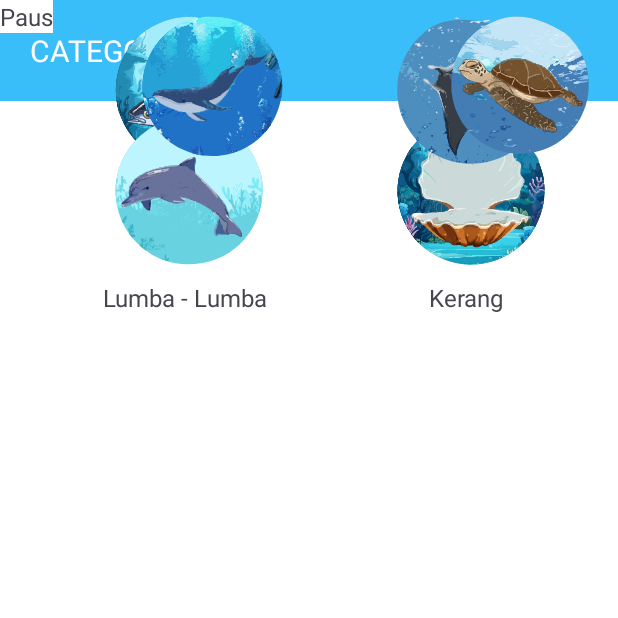
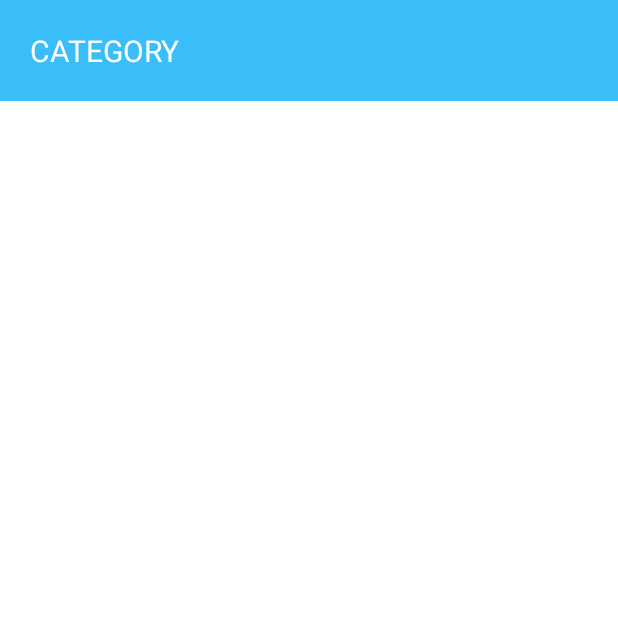
Before and after one commit to akmalghandi20/TA-PM1-MUNYUK, an Android app: the fragment CategoryFragment shown on its own in the app's theme, on a phone screen of 412 x 824 dp, the top half of it. Run offline under Robolectric (Android 15) with nearby library versions, the phone set to English and light mode, and no system bars.

Commit message:
dayanu: menambahkan 3 frame untuk tombol kategori

```diff
--- a/Program/app/src/main/res/layout/fragment_category.xml
+++ b/Program/app/src/main/res/layout/fragment_category.xml
@@ -10,13 +10,38 @@
         android:layout_width="match_parent"
         android:layout_height="match_parent">
 
-        <TextView
-            android:id="@+id/textView7"
-            android:layout_width="wrap_content"
-            android:layout_height="wrap_content"
-            android:text="Penyu"
-            tools:layout_editor_absoluteX="306dp"
-            tools:layout_editor_absoluteY="616dp" />
+        <FrameLayout
+            android:id="@+id/frame3"
+            android:layout_width="match_parent"
+            android:layout_height="170dp"
+            app:layout_constraintEnd_toEndOf="parent"
+            app:layout_constraintStart_toStartOf="parent"
+            app:layout_constraintTop_toBottomOf="@+id/frame2">
+
+        </FrameLayout>
+
+        <FrameLayout
+            android:id="@+id/frame2"
+            android:layout_width="match_parent"
+            android:layout_height="170dp"
+            app:layout_constraintEnd_toEndOf="parent"
+            app:layout_constraintStart_toStartOf="parent"
+            app:layout_constraintTop_toBottomOf="@+id/frame1">
+
+        </FrameLayout>
+
+        <FrameLayout
+            android:id="@+id/frame1"
+            android:layout_width="match_parent"
+            android:layout_height="170dp"
+            app:layout_constraintEnd_toEndOf="parent"
+            app:layout_constraintStart_toStartOf="parent"
+            app:layout_constraintTop_toBottomOf="@+id/textView">
+
+            <androidx.constraintlayout.widget.ConstraintLayout
+                android:layout_width="match_parent"
+                android:layout_height="match_parent"/>
+        </FrameLayout>
 
         <TextView
             android:id="@+id/textView"
@@ -28,109 +53,5 @@
             app:layout_constraintStart_toStartOf="parent"
             app:layout_constraintTop_toTopOf="parent" />
 
-        <ImageButton
-            android:id="@+id/imageButton4"
-            android:layout_width="wrap_content"
-            android:layout_height="wrap_content"
-            android:backgroundTint="#00FFFFFF"
-            android:src="@drawable/ikan"
-            android:tint="#00FFFFFF"
-            app:layout_constraintBottom_toBottomOf="@+id/imageButton9"
-            app:layout_constraintEnd_toStartOf="@+id/imageButton7"
-            app:layout_constraintStart_toStartOf="parent" />
-
-        <TextView
-            android:id="@+id/txtkerang"
-            android:layout_width="wrap_content"
-            android:layout_height="wrap_content"
-            android:layout_marginEnd="76dp"
-            android:text="Kerang"
-            app:layout_constraintEnd_toEndOf="parent"
-            app:layout_constraintTop_toBottomOf="@+id/imageButton7" />
-
-        <ImageButton
-            android:id="@+id/imageButton7"
-            android:layout_width="wrap_content"
-            android:layout_height="wrap_content"
-            android:layout_marginEnd="36dp"
-            android:backgroundTint="#00FFFFFF"
-            android:src="@drawable/kerang"
-            android:tint="#00FFFFFF"
-            app:layout_constraintEnd_toEndOf="parent"
-            app:layout_constraintTop_toBottomOf="@+id/textView" />
-
-        <ImageButton
-            android:id="@+id/imageButton8"
-            android:layout_width="wrap_content"
-            android:layout_height="wrap_content"
-            android:backgroundTint="#00FFFFFF"
-            android:src="@drawable/lumba"
-            app:layout_constraintEnd_toStartOf="@+id/imageButton9"
-            app:layout_constraintStart_toStartOf="parent"
-            app:layout_constraintTop_toTopOf="@+id/imageButton7" />
-
-        <ImageButton
-            android:id="@+id/imageButton9"
-            android:layout_width="wrap_content"
-            android:layout_height="wrap_content"
-            android:layout_marginEnd="36dp"
-            android:backgroundTint="#00FFFFFF"
-            android:src="@drawable/pari"
-            app:layout_constraintEnd_toEndOf="parent"
-            tools:layout_editor_absoluteY="280dp" />
-
-        <ImageButton
-            android:id="@+id/imageButton10"
-            android:layout_width="wrap_content"
-            android:layout_height="wrap_content"
-            android:backgroundTint="#00FFFFFF"
-            android:src="@drawable/paus"
-            app:layout_constraintBottom_toBottomOf="@+id/imageButton11"
-            app:layout_constraintEnd_toStartOf="@+id/imageButton11"
-            app:layout_constraintStart_toStartOf="parent" />
-
-        <ImageButton
-            android:id="@+id/imageButton11"
-            android:layout_width="wrap_content"
-            android:layout_height="wrap_content"
-            android:backgroundTint="#00FFFFFF"
-            android:src="@drawable/penyu"
-            app:layout_constraintEnd_toEndOf="parent"
-            tools:layout_editor_absoluteY="461dp" />
-
-        <TextView
-            android:id="@+id/txtikan"
-            android:layout_width="wrap_content"
-            android:layout_height="wrap_content"
-            android:text="Ikan"
-            tools:layout_editor_absoluteX="38dp"
-            tools:layout_editor_absoluteY="233dp" />
-
-        <TextView
-            android:id="@+id/txtlumba"
-            android:layout_width="wrap_content"
-            android:layout_height="wrap_content"
-            android:text="Lumba - Lumba"
-            app:layout_constraintEnd_toStartOf="@+id/txtkerang"
-            app:layout_constraintHorizontal_bias="0.39"
-            app:layout_constraintStart_toStartOf="parent"
-            app:layout_constraintTop_toBottomOf="@+id/imageButton8" />
-
-        <TextView
-            android:id="@+id/txtpari"
-            android:layout_width="wrap_content"
-            android:layout_height="wrap_content"
-            android:text="Pari"
-            tools:layout_editor_absoluteX="306dp"
-            tools:layout_editor_absoluteY="422dp" />
-
-        <TextView
-            android:id="@+id/txtpaus"
-            android:layout_width="wrap_content"
-            android:layout_height="wrap_content"
-            android:text="Paus"
-            tools:layout_editor_absoluteX="42dp"
-            tools:layout_editor_absoluteY="616dp" />
-
     </androidx.constraintlayout.widget.ConstraintLayout>
 </FrameLayout>
```
